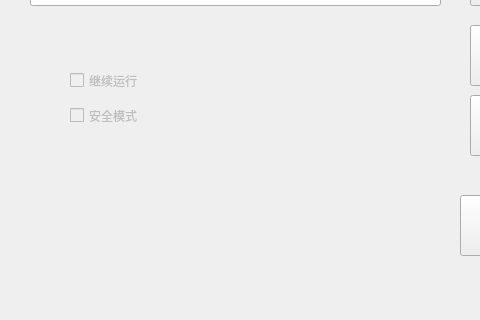
Above: GUI/ui_main.ui from wzmsykk/cst_tools before the change; both pictures show x 0 to 480 and y 185 to 505 of the 987 by 713 pixel window. Below: the same form after it.
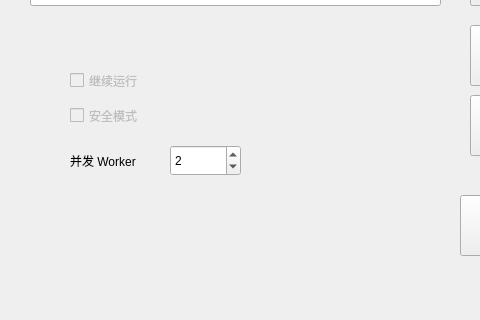
That is the form after the change.

Commit message: Add typed GUI configuration and worker controls

```diff
--- a/GUI/ui_main.ui
+++ b/GUI/ui_main.ui
@@ -142,6 +142,38 @@
      <string>后处理设置</string>
     </property>
    </widget>
+   <widget class="QLabel" name="workerCountLabel">
+    <property name="geometry">
+     <rect>
+      <x>70</x>
+      <y>330</y>
+      <width>91</width>
+      <height>31</height>
+     </rect>
+    </property>
+    <property name="text">
+     <string>并发 Worker</string>
+    </property>
+   </widget>
+   <widget class="QSpinBox" name="workerCountSpinBox">
+    <property name="geometry">
+     <rect>
+      <x>170</x>
+      <y>330</y>
+      <width>71</width>
+      <height>31</height>
+     </rect>
+    </property>
+    <property name="minimum">
+     <number>1</number>
+    </property>
+    <property name="maximum">
+     <number>64</number>
+    </property>
+    <property name="value">
+     <number>2</number>
+    </property>
+   </widget>
   </widget>
   <widget class="QMenuBar" name="menubar">
    <property name="geometry">
```
The commit also changes 13 other files.
